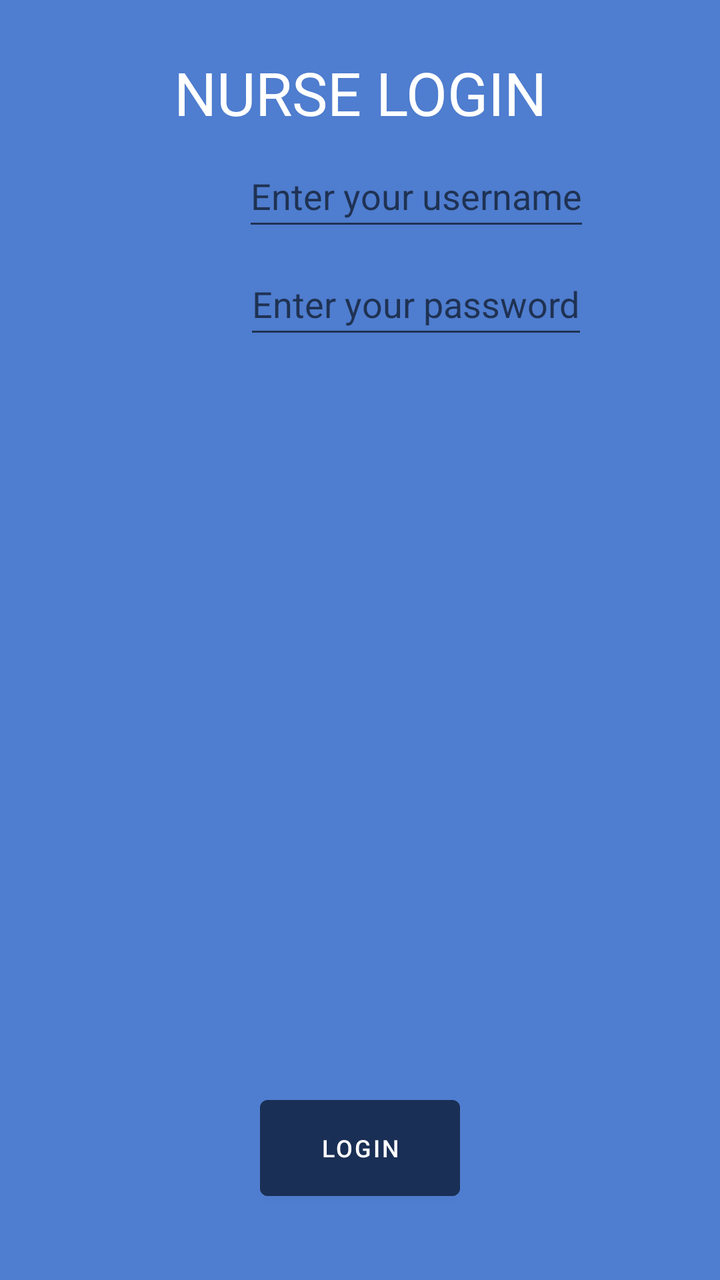
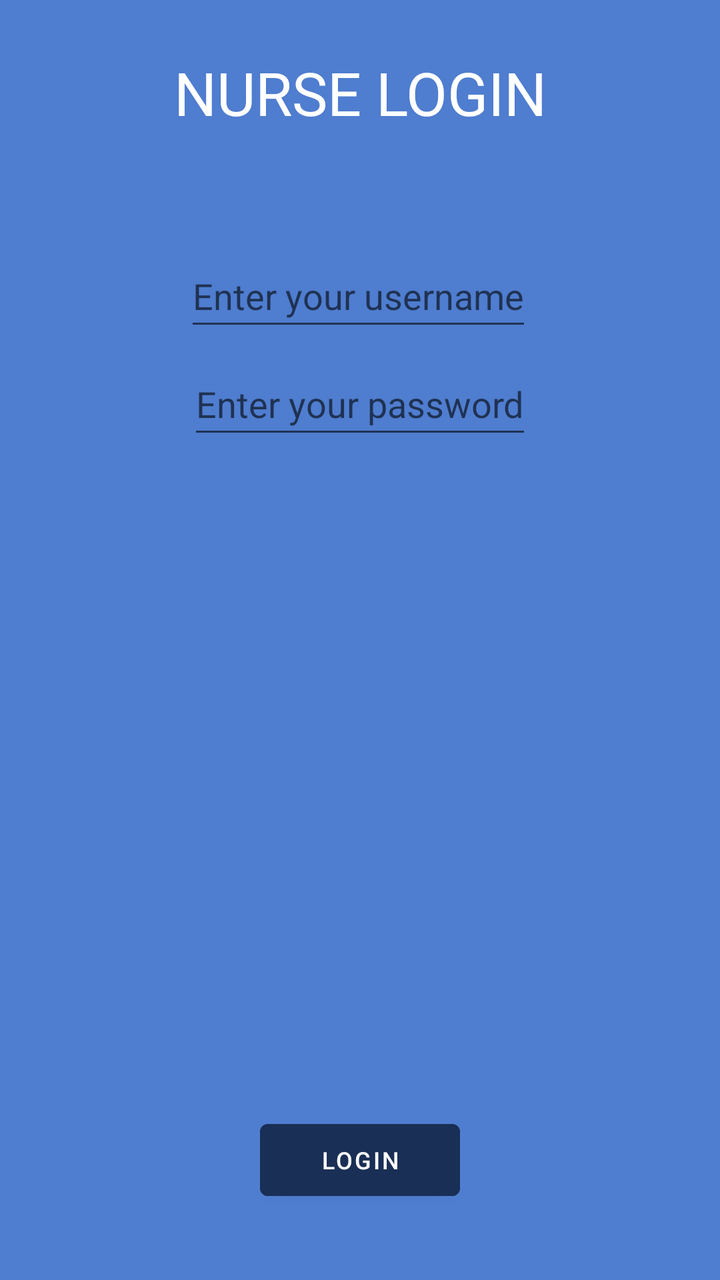

An Android layout rendered at two revisions. The XML below is the earlier revision; the diff shows what the commit changed to produce the second picture.
<!-- AndroidManifest.xml: application theme Theme.Alexandermaynard_COMP304Lab3_Ex1 -->
<!-- res/layout/activity_login.xml -->
<?xml version="1.0" encoding="utf-8"?>
<androidx.constraintlayout.widget.ConstraintLayout xmlns:android="http://schemas.android.com/apk/res/android"
    xmlns:app="http://schemas.android.com/apk/res-auto"
    xmlns:tools="http://schemas.android.com/tools"
    android:id="@+id/login"
    android:layout_width="match_parent"
    android:layout_height="match_parent"
    tools:context=".Login">

    
    <TextView
        android:id="@+id/login_title"
        style="@style/title_text"
        android:text="@string/login_page_title"
        app:layout_constraintEnd_toEndOf="parent"
        app:layout_constraintStart_toStartOf="parent"
        app:layout_constraintTop_toTopOf="parent" />

    
    <EditText
        android:id="@+id/nurse_username_entry"
        style="@style/edit_text"
        android:inputType="numberPassword"
        android:layout_height="48dp"
        android:autofillHints="enter your username"
        android:hint="@string/login_username_hint"
        app:layout_constraintEnd_toEndOf="parent"
        app:layout_constraintStart_toStartOf="parent"
        app:layout_constraintTop_toBottomOf="@+id/login_title" />

    
    <EditText
        android:id="@+id/nurse_password_entry"
        style="@style/edit_text"
        android:layout_height="48dp"
        android:autofillHints="enter your password"
        android:hint="@string/login_password_hint"
        android:inputType="textPassword"
        android:textColor="@color/dark_blue"
        app:layout_constraintEnd_toEndOf="parent"
        app:layout_constraintStart_toStartOf="parent"
        app:layout_constraintTop_toBottomOf="@+id/nurse_username_entry" />


    
    <Button
        android:id="@+id/login_btn"
        style="@style/regular_button"
        android:text="@string/login_btn_text"
        app:layout_constraintBottom_toBottomOf="parent"
        app:layout_constraintEnd_toEndOf="parent"
        app:layout_constraintStart_toStartOf="parent" />

</androidx.constraintlayout.widget.ConstraintLayout>
<!-- resources referenced by this layout -->
<resources>
  <color name="dark_blue">#1A2F55</color>
  <string name="login_btn_text">Login</string>
  <string name="login_page_title">NURSE LOGIN</string>
  <string name="login_password_hint">Enter your password</string>
  <string name="login_username_hint">Enter your username</string>
  <style name="edit_text">
          <item name="android:layout_width">wrap_content</item>
          <item name="android:layout_height">48dp</item>
          <item name="android:textColor">@color/white</item>
          <item name="android:layout_marginTop">6dp</item>
          <item name="android:layout_marginStart">56dp</item>
      </style>
  <style name="regular_button">
          <item name="android:layout_width">100dp</item>
          <item name="android:layout_height">60dp</item>
          <item name="android:textColor">@color/white</item>
          <item name="android:backgroundTint">@color/dark_blue</item>
          <item name="android:layout_marginBottom">36dp</item>
          <item name="android:textSize">12sp</item>
      </style>
  <style name="title_text">
          <item name="android:textSize">30sp</item>
          <item name="android:textColor">@color/white</item>
          <item name="android:textAlignment">center</item>
          <item name="android:layout_marginTop">26dp</item>
          <item name="layout_constraintVertical_bias">0.392</item>
          <item name="android:layout_width">wrap_content</item>
          <item name="android:layout_height">wrap_content</item>
      </style>
  <style name="Theme.Alexandermaynard_COMP304Lab3_Ex1" parent="Base.Theme.Alexandermaynard_COMP304Lab3_Ex1" />
  <color name="white">#FFFFFFFF</color>
  <style name="Base.Theme.Alexandermaynard_COMP304Lab3_Ex1" parent="Theme.MaterialComponents.DayNight.DarkActionBar">
          
          <item name="colorPrimary">@color/dark_blue</item>
          <item name="colorSecondary">@color/white</item>
          <item name="android:textColor">@color/dark_blue</item>
          <item name="android:windowBackground">@color/light_blue</item>
          <item name="android:textSize">18sp</item>
      </style>
  <color name="light_blue">#4F7DCF</color>
</resources>

<!-- the commit's change to res/layout/activity_login.xml (unified diff, before → after) -->
@@ -17,21 +17,24 @@
         app:layout_constraintTop_toTopOf="parent" />
 
     
+
+    
     <EditText
         android:id="@+id/nurse_username_entry"
-        style="@style/edit_text"
-        android:inputType="numberPassword"
+        style="@style/center_edit_text"
         android:layout_height="48dp"
+        android:layout_marginTop="56dp"
         android:autofillHints="enter your username"
         android:hint="@string/login_username_hint"
+        android:inputType="numberPassword"
         app:layout_constraintEnd_toEndOf="parent"
+        app:layout_constraintHorizontal_bias="0.495"
         app:layout_constraintStart_toStartOf="parent"
         app:layout_constraintTop_toBottomOf="@+id/login_title" />
 
-    
     <EditText
         android:id="@+id/nurse_password_entry"
-        style="@style/edit_text"
+        style="@style/center_edit_text"
         android:layout_height="48dp"
         android:autofillHints="enter your password"
         android:hint="@string/login_password_hint"
<!-- resource entries referenced after the edit -->
@@ -5,16 +5,15 @@
   <string name="login_page_title">NURSE LOGIN</string>
   <string name="login_password_hint">Enter your password</string>
   <string name="login_username_hint">Enter your username</string>
-  <style name="edit_text">
+  <style name="center_edit_text">
           <item name="android:layout_width">wrap_content</item>
           <item name="android:layout_height">48dp</item>
-          <item name="android:textColor">@color/white</item>
+          <item name="android:textColor">@color/black</item>
           <item name="android:layout_marginTop">6dp</item>
-          <item name="android:layout_marginStart">56dp</item>
       </style>
   <style name="regular_button">
           <item name="android:layout_width">100dp</item>
-          <item name="android:layout_height">60dp</item>
+          <item name="android:layout_height">48dp</item>
           <item name="android:textColor">@color/white</item>
           <item name="android:backgroundTint">@color/dark_blue</item>
           <item name="android:layout_marginBottom">36dp</item>
@@ -30,6 +29,7 @@
           <item name="android:layout_height">wrap_content</item>
       </style>
   <style name="Theme.Alexandermaynard_COMP304Lab3_Ex1" parent="Base.Theme.Alexandermaynard_COMP304Lab3_Ex1" />
+  <color name="black">#FF000000</color>
   <color name="white">#FFFFFFFF</color>
   <style name="Base.Theme.Alexandermaynard_COMP304Lab3_Ex1" parent="Theme.MaterialComponents.DayNight.DarkActionBar">
           
